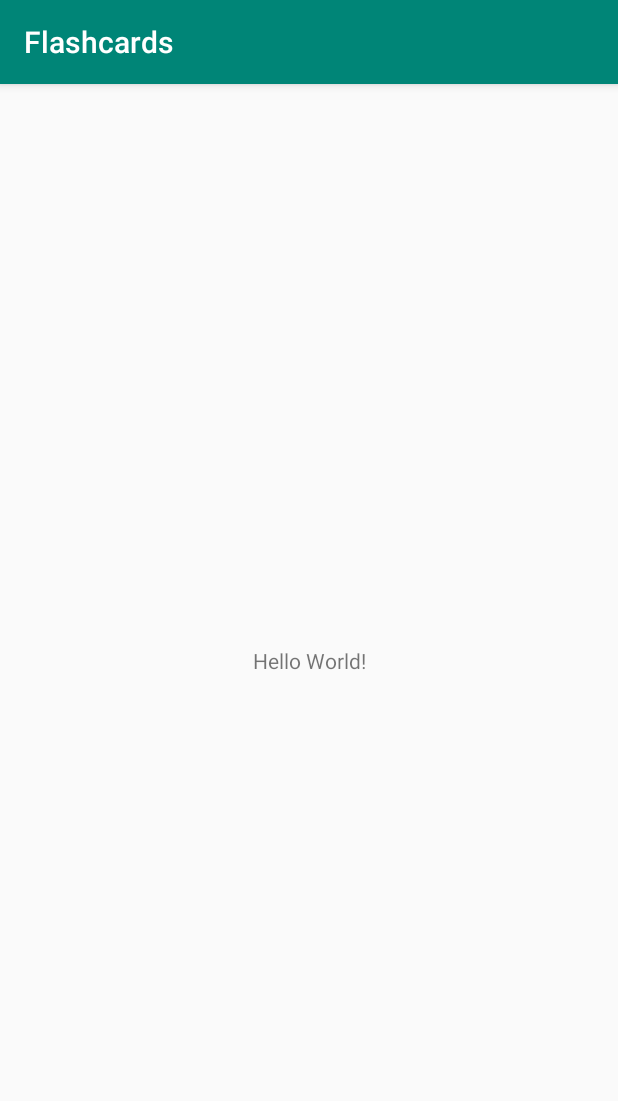
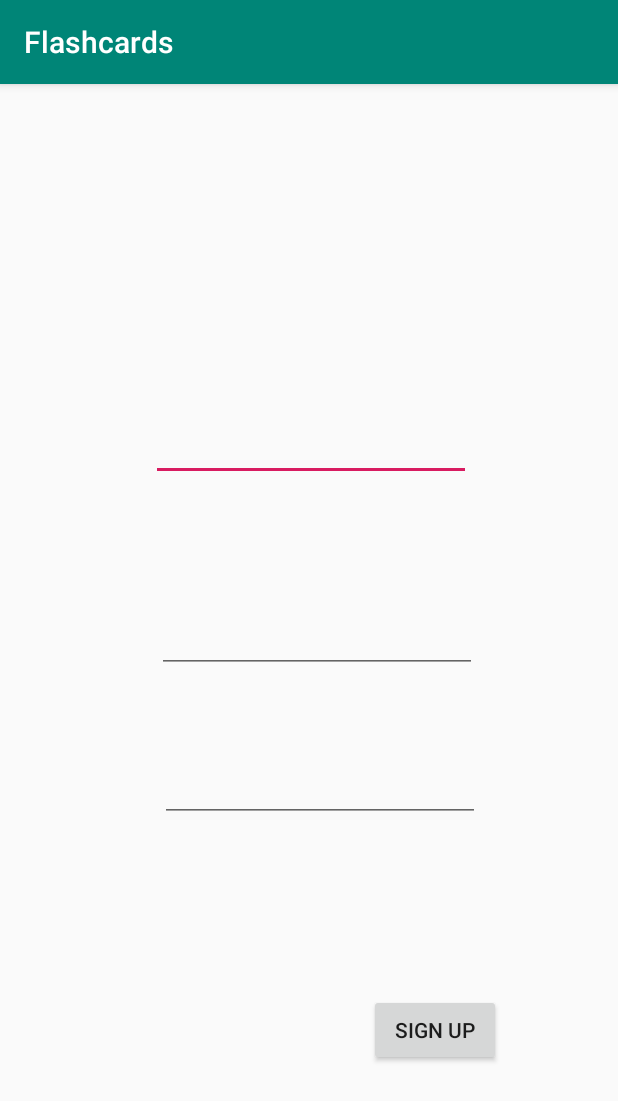
Before and after one commit to kingus/Flashcards, an Android app: the screen it shows after launch (MainActivity), on a phone screen of 412 x 824 dp. Shown: the top 1101 px of the screen. Run offline under Robolectric (Android 15) with nearby library versions, the phone set to English and light mode, and no system bars; our stand-ins replace Firebase (no records; nobody signed in at launch, a user with empty details on screens opened directly).

Commit message:
before login and register implementation

```diff
--- a/app/build.gradle
+++ b/app/build.gradle
@@ -3,6 +3,7 @@ apply plugin: 'com.android.application'
 apply plugin: 'kotlin-android'
 
 apply plugin: 'kotlin-android-extensions'
+apply plugin: 'com.google.gms.google-services'
 
 android {
     compileSdkVersion 29
@@ -25,10 +26,12 @@ android {
 
 dependencies {
     implementation fileTree(dir: 'libs', include: ['*.jar'])
-    implementation"org.jetbrains.kotlin:kotlin-stdlib-jdk7:$kotlin_version"
+    implementation "org.jetbrains.kotlin:kotlin-stdlib-jdk7:$kotlin_version"
     implementation 'androidx.appcompat:appcompat:1.0.2'
     implementation 'androidx.core:core-ktx:1.0.2'
     implementation 'androidx.constraintlayout:constraintlayout:1.1.3'
+    implementation 'com.google.firebase:firebase-auth:16.0.5'
+
     testImplementation 'junit:junit:4.12'
     androidTestImplementation 'androidx.test.ext:junit:1.1.0'
     androidTestImplementation 'androidx.test.espresso:espresso-core:3.1.1'
--- a/app/src/main/AndroidManifest.xml
+++ b/app/src/main/AndroidManifest.xml
@@ -12,6 +12,8 @@
         android:roundIcon="@mipmap/ic_launcher_round"
         android:supportsRtl="true"
         android:theme="@style/AppTheme">
+        <activity android:name=".activities.Authentication.RegisterActivity"></activity>
+        <activity android:name=".activities.Authentication.LoginActivity" />
         <activity android:name=".MainActivity">
             <intent-filter>
                 <action android:name="android.intent.action.MAIN" />
--- a/app/src/main/java/com/peargrammers/flashcards/MainActivity.kt
+++ b/app/src/main/java/com/peargrammers/flashcards/MainActivity.kt
@@ -2,11 +2,31 @@ package com.peargrammers.flashcards
 
 import androidx.appcompat.app.AppCompatActivity
 import android.os.Bundle
+import com.google.firebase.auth.FirebaseAuth
 
 class MainActivity : AppCompatActivity() {
 
+    private lateinit var auth: FirebaseAuth
     override fun onCreate(savedInstanceState: Bundle?) {
         super.onCreate(savedInstanceState)
-        setContentView(R.layout.activity_main)
+        // Initialize Firebase Auth
+        auth = FirebaseAuth.getInstance()
+        setContentView(R.layout.activity_register)
+    }
+
+    public override fun onStart() {
+        super.onStart()
+        // Check if user is signed in (non-null) and update UI accordingly.
+        val currentUser = auth.currentUser
+        println("**************************************")
+        println("**************************************")
+        println("**************************************")
+        println("**************************************")
+        println(currentUser)
+        println("**************************************")
+        println("**************************************")
+        println("**************************************")
+        println("**************************************")
+        //updateUI(currentUser)
     }
 }
--- /dev/null
+++ b/app/src/main/java/com/peargrammers/flashcards/models/Flashcard.kt
@@ -0,0 +1,6 @@
+package com.peargrammers.flashcards.models
+
+class Flashcard {
+    //val frontside;
+
+}
--- /dev/null
+++ b/app/src/main/java/com/peargrammers/flashcards/viewmodels/Authentication/RegisterViewModel.kt
@@ -0,0 +1,5 @@
+package com.peargrammers.flashcards.viewmodels.Authentication
+
+class RegisterViewModel {
+
+}
--- /dev/null
+++ b/app/src/main/res/layout/activity_register.xml
@@ -0,0 +1,69 @@
+<?xml version="1.0" encoding="utf-8"?>
+<androidx.constraintlayout.widget.ConstraintLayout xmlns:android="http://schemas.android.com/apk/res/android"
+    xmlns:app="http://schemas.android.com/apk/res-auto"
+    xmlns:tools="http://schemas.android.com/tools"
+    android:layout_width="match_parent"
+    android:layout_height="match_parent"
+    tools:context=".activities.Authentication.RegisterActivity">
+
+    <EditText
+        android:id="@+id/et_email"
+        android:layout_width="wrap_content"
+        android:layout_height="wrap_content"
+        android:layout_marginStart="100dp"
+        android:layout_marginTop="232dp"
+        android:layout_marginEnd="98dp"
+        android:layout_marginBottom="41dp"
+        android:ems="10"
+        android:inputType="textEmailAddress"
+        app:layout_constraintBottom_toTopOf="@+id/et_password"
+        app:layout_constraintEnd_toEndOf="parent"
+        app:layout_constraintStart_toStartOf="parent"
+        app:layout_constraintTop_toTopOf="parent" />
+
+    <EditText
+        android:id="@+id/et_password"
+        android:layout_width="wrap_content"
+        android:layout_height="wrap_content"
+        android:layout_marginStart="104dp"
+        android:layout_marginTop="41dp"
+        android:layout_marginEnd="94dp"
+        android:layout_marginBottom="34dp"
+        android:ems="10"
+        android:inputType="textPassword"
+        app:layout_constraintBottom_toTopOf="@+id/et_confirmed_password"
+        app:layout_constraintEnd_toEndOf="parent"
+        app:layout_constraintStart_toStartOf="parent"
+        app:layout_constraintTop_toBottomOf="@+id/et_email" />
+
+    <EditText
+        android:id="@+id/et_confirmed_password"
+        android:layout_width="wrap_content"
+        android:layout_height="wrap_content"
+        android:layout_marginStart="106dp"
+        android:layout_marginTop="20dp"
+        android:layout_marginEnd="92dp"
+        android:layout_marginBottom="289dp"
+        android:ems="10"
+        android:inputType="textPassword"
+        app:layout_constraintBottom_toBottomOf="parent"
+        app:layout_constraintEnd_toEndOf="parent"
+        app:layout_constraintStart_toStartOf="parent"
+        app:layout_constraintTop_toBottomOf="@+id/et_password" />
+
+    <Button
+        android:id="@+id/btn_sign_up"
+        android:layout_width="wrap_content"
+        android:layout_height="wrap_content"
+        android:layout_marginStart="246dp"
+        android:layout_marginTop="102dp"
+        android:layout_marginEnd="26dp"
+        android:layout_marginBottom="100dp"
+        android:text="@string/sign_up"
+        app:layout_constraintBottom_toBottomOf="parent"
+        app:layout_constraintEnd_toEndOf="parent"
+        app:layout_constraintHorizontal_bias="0.0"
+        app:layout_constraintStart_toStartOf="parent"
+        app:layout_constraintTop_toBottomOf="@+id/et_confirmed_password" />
+
+</androidx.constraintlayout.widget.ConstraintLayout>
--- a/app/src/main/res/values/strings.xml
+++ b/app/src/main/res/values/strings.xml
@@ -1,3 +1,8 @@
 <resources>
     <string name="app_name">Flashcards</string>
+    <string name="email">Email</string>
+    <string name="passwd">Password</string>
+    <string name="login">Log in</string>
+    <string name="register">Register</string>
+    <string name="sign_up">Sign up</string>
 </resources>
```
Also changed, not shown: app/src/main/java/com/peargrammers/flashcards/activities/Authentication/LoginActivity.kt (added, +13 -0 lines), app/src/main/java/com/peargrammers/flashcards/activities/Authentication/RegisterActivity.kt (added, +19 -0 lines), app/src/main/res/layout/activity_login.xml (added, +47 -0 lines), 6 other files.
